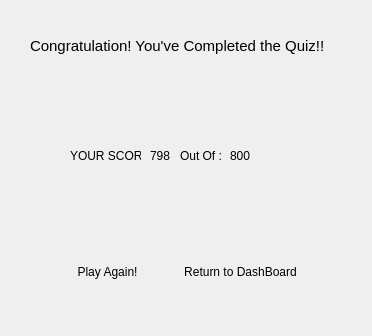
The window that uifiles/result.ui (SwapnilSantra/project_quizzy) describes before a commit, drawn with Qt 5.
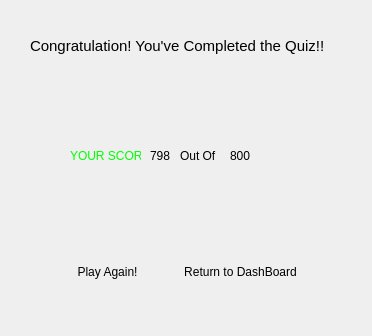
The same window after the commit.

What changed in the file:
```diff
--- a/uifiles/result.ui
+++ b/uifiles/result.ui
@@ -113,7 +113,7 @@
     </rect>
    </property>
    <property name="styleSheet">
-    <string notr="true">font-color:rgb(0, 255, 0);
+    <string notr="true">color:rgb(0, 255, 0);
 font: 75 8pt &quot;MS Shell Dlg 2&quot;;</string>
    </property>
    <property name="text">
@@ -133,7 +133,7 @@
     <string notr="true">font: 75 8pt &quot;Rubik&quot;;</string>
    </property>
    <property name="text">
-    <string>Out Of :</string>
+    <string>Out Of </string>
    </property>
   </widget>
  </widget>
```
